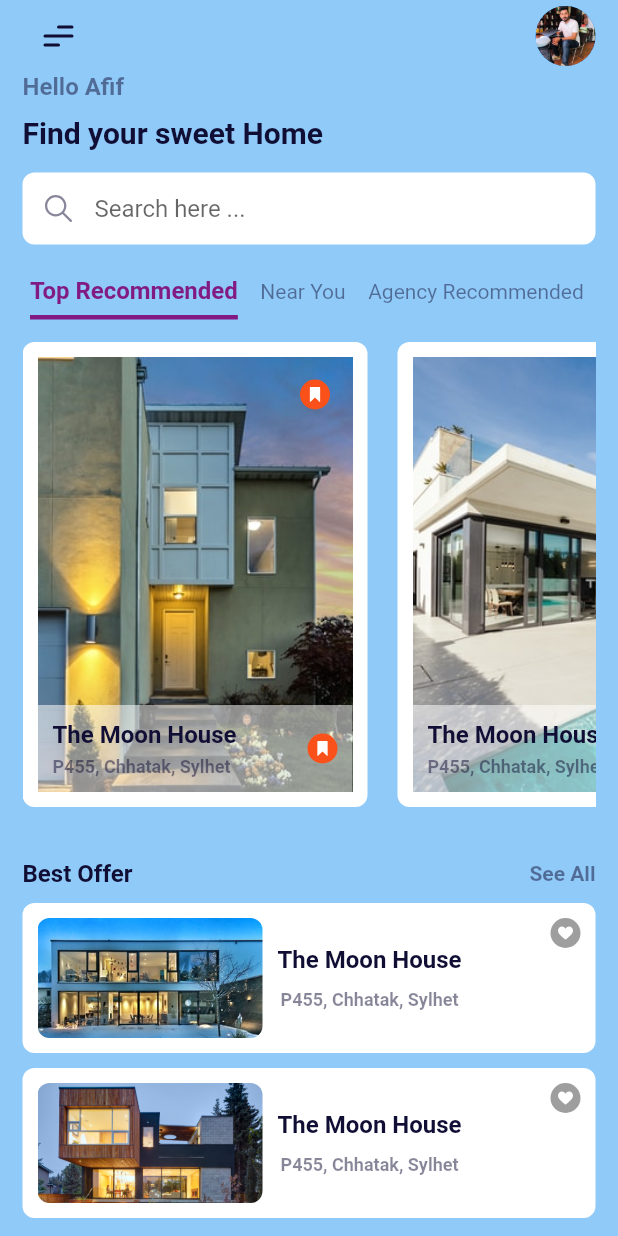
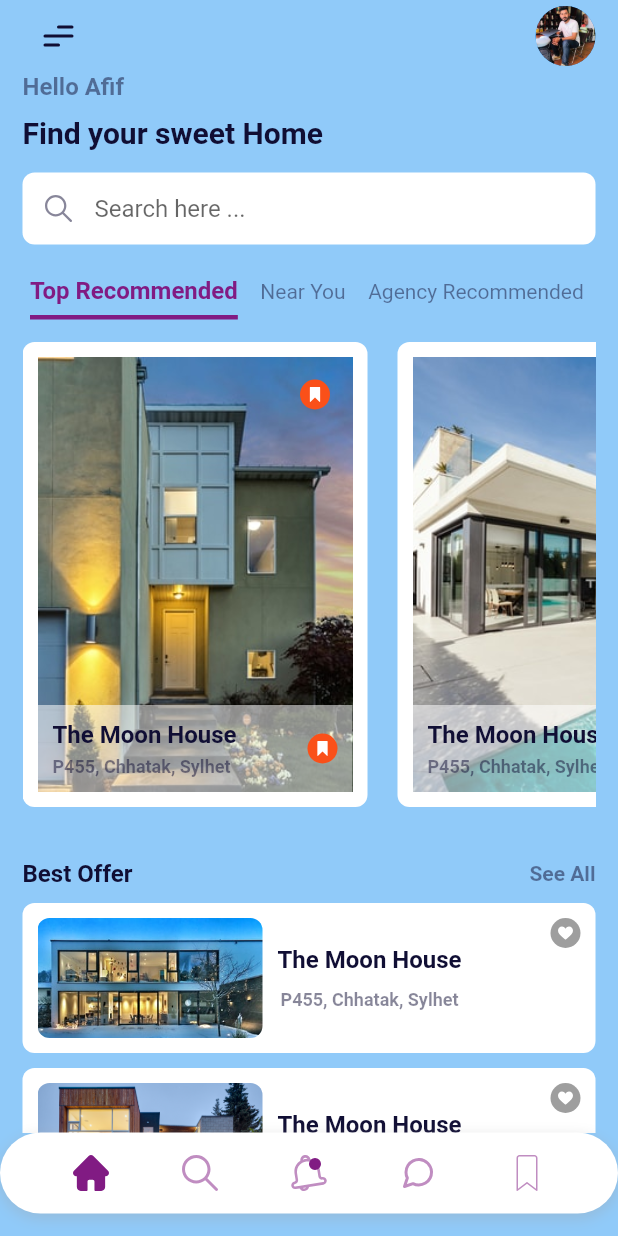
Before and after one commit to akromiafif/flutter_house_rent, a Flutter app: the screen it shows after launch, on a phone screen of 412 x 824 dp. Run offline on Flutter 3.47's test engine with Material 2 defaults, Android fonts, the phone set to English and light mode, and no system bars; our stand-ins replace flutter_svg.

Commit message:
add custom navigation bar

```diff
--- a/lib/screen/home/home.dart
+++ b/lib/screen/home/home.dart
@@ -2,6 +2,7 @@ import 'package:flutter/material.dart';
 import 'package:house_rent/screen/home/widget/best_offer.dart';
 import 'package:house_rent/screen/home/widget/categories.dart';
 import 'package:house_rent/screen/home/widget/custom_app_bar.dart';
+import 'package:house_rent/screen/home/widget/custom_bottom_navigation_bar..dart';
 import 'package:house_rent/screen/home/widget/recommended_house.dart';
 import 'package:house_rent/screen/home/widget/serach_input.dart';
 import 'package:house_rent/screen/home/widget/welcome.dart';
@@ -26,6 +27,7 @@ class HomePage extends StatelessWidget {
           ],
         ),
       ),
+      bottomNavigationBar: CustomBottomNavigationBar(),
     );
   }
 }
--- /dev/null
+++ b/lib/screen/home/widget/custom_bottom_navigation_bar..dart
@@ -0,0 +1,43 @@
+import 'package:flutter/material.dart';
+import 'package:flutter_svg/flutter_svg.dart';
+
+class CustomBottomNavigationBar extends StatelessWidget {
+  final bottomBarItem = [
+    'home',
+    'home_search',
+    'notification',
+    'chat',
+    'home_mark'
+  ];
+
+  @override
+  Widget build(BuildContext context) {
+    return Container(
+      margin: const EdgeInsets.only(bottom: 15),
+      padding: const EdgeInsets.symmetric(vertical: 15),
+      decoration: BoxDecoration(
+        color: Colors.white,
+        borderRadius: BorderRadius.circular(30),
+        boxShadow: [
+          BoxShadow(
+            color: Colors.grey.withOpacity(0.3),
+            spreadRadius: 1,
+            blurRadius: 7,
+            offset: const Offset(0, 3),
+          )
+        ],
+      ),
+      child: Row(
+        mainAxisAlignment: MainAxisAlignment.spaceEvenly,
+        children: bottomBarItem
+            .map(
+              (e) => SvgPicture.asset(
+                'assets/icons/$e.svg',
+                color: Theme.of(context).primaryColor,
+              ),
+            )
+            .toList(),
+      ),
+    );
+  }
+}
```
